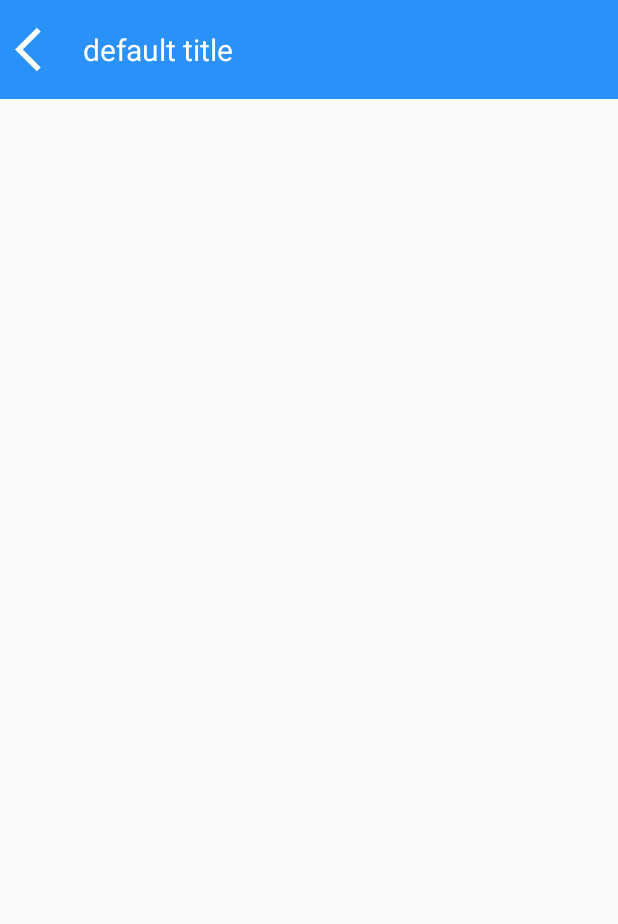
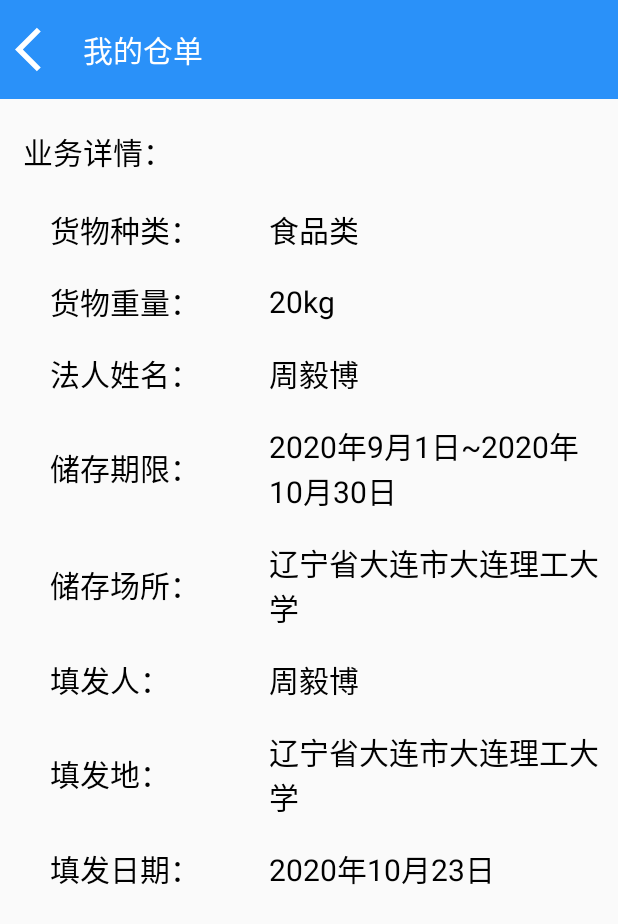
Before and after one commit to windindaybreak/CitiClubApp-1, an Android app: the MyWarrantActivity screen opened directly, with no data from a screen before it, on a phone screen of 412 x 824 dp. Shown: the top 924 px of the screen. Run offline under Robolectric (Android 15) with nearby library versions, the phone set to English and light mode, and no system bars.

Commit message:
任务大致完成
关于我的仓单、仓单销售、都已完成。关于提交完成界面，以及上传文件界面，已完成layout布局，根据需要再建Activity即可

```diff
--- a/app/src/main/java/com/example/citiclubapp/ui/BusinessHallPage/MyWarrant/MyWarrantActivity.java
+++ b/app/src/main/java/com/example/citiclubapp/ui/BusinessHallPage/MyWarrant/MyWarrantActivity.java
@@ -5,12 +5,52 @@ import androidx.appcompat.app.AppCompatActivity;
 import android.os.Bundle;
 
 import com.example.citiclubapp.R;
+import com.example.citiclubapp.widgetLayout.InsideTitle;
+import com.example.citiclubapp.widgetLayout.ItemInfo;
 
 public class MyWarrantActivity extends AppCompatActivity {
+
+    private InsideTitle title;
+    private ItemInfo type, quality, legalPerson, storageAddress, storageDate, sendPerson, sendAddress, sendDate;
 
     @Override
     protected void onCreate(Bundle savedInstanceState) {
         super.onCreate(savedInstanceState);
         setContentView(R.layout.activity_my_warrant);
+        setTitle();
+        setItem();
     }
+
+    private void setTitle(){
+        title=findViewById(R.id.title);
+        title.setTitle("我的仓单");
+    }
+
+    private void setItem(){
+        type=findViewById(R.id.type);
+        type.setLeftText("货物种类：");
+        type.setRightText("食品类");
+        quality=findViewById(R.id.quality);
+        quality.setLeftText("货物重量：");
+        quality.setRightText("20kg");
+        legalPerson=findViewById(R.id.legal_person);
+        legalPerson.setLeftText("法人姓名：");
+        legalPerson.setRightText("周毅博");
+        storageAddress=findViewById(R.id.storage_address);
+        storageAddress.setLeftText("储存场所：");
+        storageAddress.setRightText("辽宁省大连市大连理工大学");
+        storageDate=findViewById(R.id.storage_date);
+        storageDate.setLeftText("储存期限：");
+        storageDate.setRightText("2020年9月1日~2020年10月30日");
+        sendPerson=findViewById(R.id.send_person);
+        sendPerson.setLeftText("填发人：");
+        sendPerson.setRightText("周毅博");
+        sendDate=findViewById(R.id.send_date);
+        sendDate.setLeftText("填发日期：");
+        sendDate.setRightText("2020年10月23日");
+        sendAddress=findViewById(R.id.send_address);
+        sendAddress.setLeftText("填发地：");
+        sendAddress.setRightText("辽宁省大连市大连理工大学");
+    }
+
 }
--- a/app/src/main/java/com/example/citiclubapp/ui/LegalPersonCertificateActivity/EnterpriseCertification.java
+++ b/app/src/main/java/com/example/citiclubapp/ui/LegalPersonCertificateActivity/EnterpriseCertification.java
@@ -5,6 +5,7 @@ import android.net.Uri;
 import android.os.Bundle;
 import android.view.View;
 import android.widget.Button;
+import android.widget.Toast;
 
 import androidx.annotation.Nullable;
 import androidx.appcompat.app.ActionBar;
@@ -30,6 +31,7 @@ public class EnterpriseCertification extends AppCompatActivity {
     @Override
     protected void onActivityResult(int requestCode, int resultCode, @Nullable Intent data) {
         super.onActivityResult(requestCode, resultCode, data);
+        try{
             Uri uri=data.getData();
             switch (requestCode){
                 case CHOOSE_PHOTO:
@@ -41,6 +43,9 @@ public class EnterpriseCertification extends AppCompatActivity {
                 case CHOOSE_PHOTO+2:
                     IDButtonBack.changeType(uri);
                     break;
+            }
+        }catch (Exception e){
+            Toast.makeText(EnterpriseCertification.this, "未找到照片", Toast.LENGTH_SHORT).show();
         }
     }
 
--- a/app/src/main/java/com/example/citiclubapp/ui/LoginActivity/LoginActivity.java
+++ b/app/src/main/java/com/example/citiclubapp/ui/LoginActivity/LoginActivity.java
@@ -9,7 +9,6 @@ import android.widget.Button;
 import android.widget.EditText;
 
 import com.example.citiclubapp.R;
-import com.example.citiclubapp.ui.BusinessHallPage.ApplyIntoStorage.ApplyForStorageActivity;
 import com.example.citiclubapp.ui.BusinessHallPage.searchPage.SearchBusinessActivity;
 import com.example.citiclubapp.ui.RigesterActivity.RigesterActivity;
 
--- a/app/src/main/res/layout/activity_my_warrant.xml
+++ b/app/src/main/res/layout/activity_my_warrant.xml
@@ -12,6 +12,76 @@
         android:layout_width="match_parent"
         android:layout_height="wrap_content"/>
 
+    <ScrollView
+        android:layout_width="match_parent"
+        android:layout_height="wrap_content">
+
+        <LinearLayout
+            android:layout_width="match_parent"
+            android:layout_height="wrap_content"
+            android:orientation="vertical">
+
+            <TextView
+                android:layout_width="wrap_content"
+                android:layout_height="wrap_content"
+                android:layout_marginTop="20dp"
+                android:paddingLeft="15dp"
+                android:text="业务详情："
+                android:textColor="@android:color/black"
+                android:textSize="20sp" />
+
+            <LinearLayout
+                android:layout_width="match_parent"
+                android:layout_height="wrap_content"
+                android:orientation="vertical"
+                android:layout_marginTop="10dp"
+                android:layout_marginLeft="25dp">
+
+                <com.example.citiclubapp.widgetLayout.ItemInfo
+                    android:id="@+id/type"
+                    android:layout_width="match_parent"
+                    android:layout_height="wrap_content"/>
+
+                <com.example.citiclubapp.widgetLayout.ItemInfo
+                    android:id="@+id/quality"
+                    android:layout_width="match_parent"
+                    android:layout_height="wrap_content"/>
+
+                <com.example.citiclubapp.widgetLayout.ItemInfo
+                    android:id="@+id/legal_person"
+                    android:layout_width="match_parent"
+                    android:layout_height="wrap_content"/>
+
+                <com.example.citiclubapp.widgetLayout.ItemInfo
+                    android:id="@+id/storage_date"
+                    android:layout_width="match_parent"
+                    android:layout_height="wrap_content"/>
+
+                <com.example.citiclubapp.widgetLayout.ItemInfo
+                    android:id="@+id/storage_address"
+                    android:layout_width="match_parent"
+                    android:layout_height="wrap_content"/>
+
+                <com.example.citiclubapp.widgetLayout.ItemInfo
+                    android:id="@+id/send_person"
+                    android:layout_width="match_parent"
+                    android:layout_height="wrap_content"/>
+
+                <com.example.citiclubapp.widgetLayout.ItemInfo
+                    android:id="@+id/send_address"
+                    android:layout_width="match_parent"
+                    android:layout_height="wrap_content"/>
+
+                <com.example.citiclubapp.widgetLayout.ItemInfo
+                    android:id="@+id/send_date"
+                    android:layout_width="match_parent"
+                    android:layout_height="wrap_content"/>
+            </LinearLayout>
+
+
+        </LinearLayout>
+
+    </ScrollView>
 
 
 </LinearLayout>
--- a/app/src/main/res/layout/item_info.xml
+++ b/app/src/main/res/layout/item_info.xml
@@ -5,30 +5,33 @@
     android:layout_marginLeft="0dp"
     android:layout_marginTop="6dp"
     android:layout_marginRight="2dp"
-    android:layout_marginBottom="6dp"
-    android:gravity="left|center_vertical">
+    android:gravity="left|center_vertical"
+    android:orientation="horizontal">
 
     <TextView
         android:id="@+id/item_left_text"
         android:layout_width="0dp"
         android:layout_height="wrap_content"
+        android:layout_gravity="center_vertical"
         android:layout_marginTop="6dp"
-        android:layout_marginRight="25dp"
+        android:layout_marginRight="20dp"
         android:layout_marginBottom="6dp"
         android:layout_weight="3"
-        android:paddingRight="8dp"
-        android:text="TextView"
+        android:paddingLeft="8dp"
+        android:text="item_name"
+        android:textColor="@android:color/black"
         android:textSize="20sp" />
 
     <TextView
         android:id="@+id/item_right_text"
         android:layout_width="0dp"
         android:layout_height="wrap_content"
-        android:layout_gravity="top"
-        android:layout_marginLeft="10dp"
+        android:layout_gravity="center_vertical"
         android:layout_marginTop="6dp"
         android:layout_marginRight="6dp"
+        android:layout_marginBottom="6dp"
         android:layout_weight="5"
-        android:text="TextView"
+        android:text="item_content"
+        android:textColor="@android:color/black"
         android:textSize="20sp" />
 </LinearLayout>
```
Also changed, not shown: app/src/main/AndroidManifest.xml (+7 -1 lines), app/src/main/java/com/example/citiclubapp/Adapter/SellingAdapter.java (added, +62 -0 lines), app/src/main/java/com/example/citiclubapp/ui/BusinessHallPage/WarrantSelling/WarrantSellingActivity.java (added, +48 -0 lines), app/src/main/res/drawable/submit_background.xml (added, +10 -0 lines), app/src/main/res/layout/activity_warrant_selling.xml (added, +24 -0 lines), app/src/main/res/layout/selling_warrent_item.xml (added, +36 -0 lines), app/src/main/res/layout/submit_activity_layout.xml (added, +67 -0 lines), app/src/main/res/layout/uploadpic_activity_layout.xml (added, +33 -0 lines), app/src/main/res/drawable/success_submit.png (added), gradle/wrapper/gradle-wrapper.properties. Lines whose indentation alone changed are shown as unchanged.
